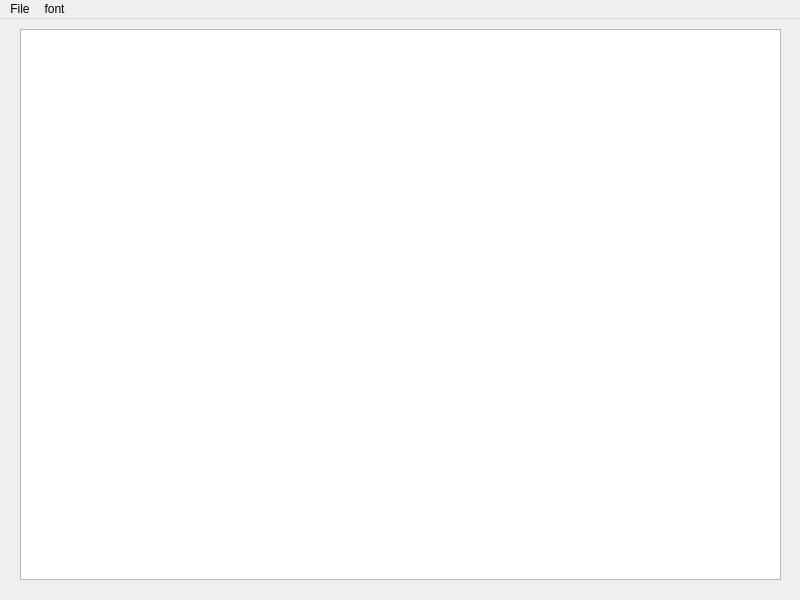
Before: the Qt Designer form mainwindow.ui in Khaled-Waled/NotaPadQT, drawn with Qt 5.
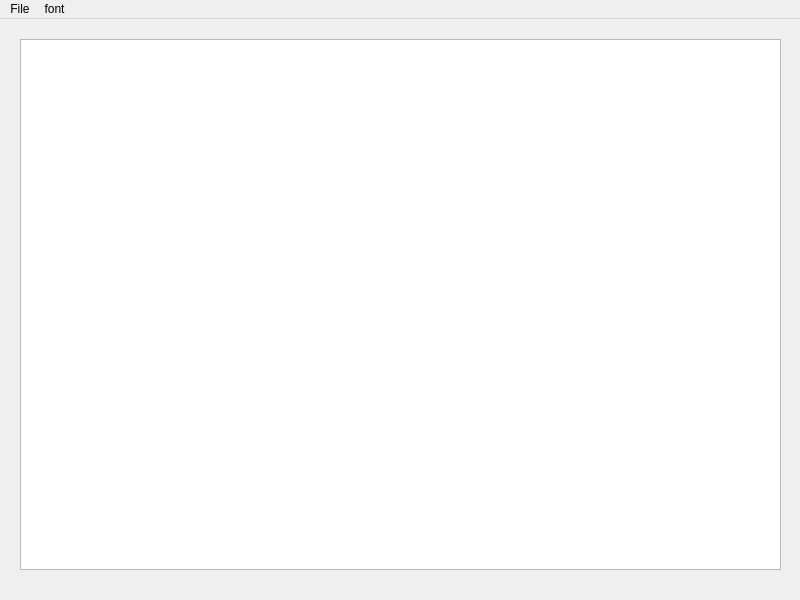
After: the same form once the commit is applied. Icons and pictures are not drawn.

```diff
--- a/mainwindow.ui
+++ b/mainwindow.ui
@@ -18,9 +18,9 @@
     <property name="geometry">
      <rect>
       <x>20</x>
-      <y>10</y>
+      <y>20</y>
       <width>761</width>
-      <height>551</height>
+      <height>531</height>
      </rect>
     </property>
     <layout class="QVBoxLayout" name="verticalLayout">
```
Left out of the diff: 37 changed lines with no effect on the pictures.
